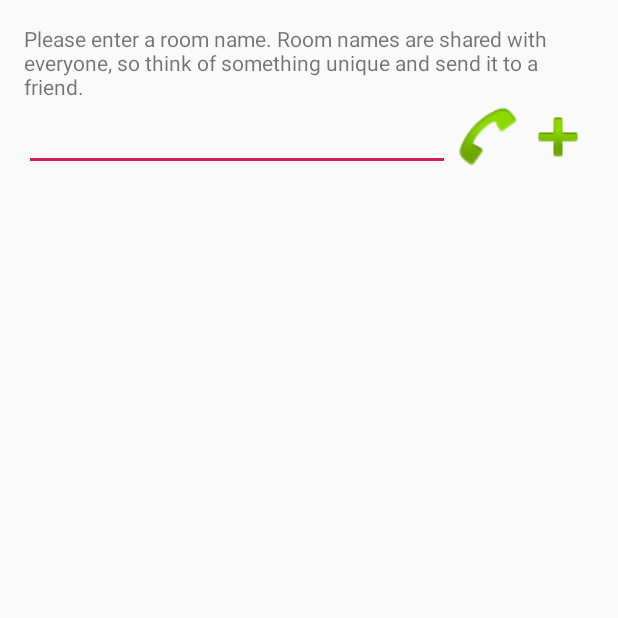
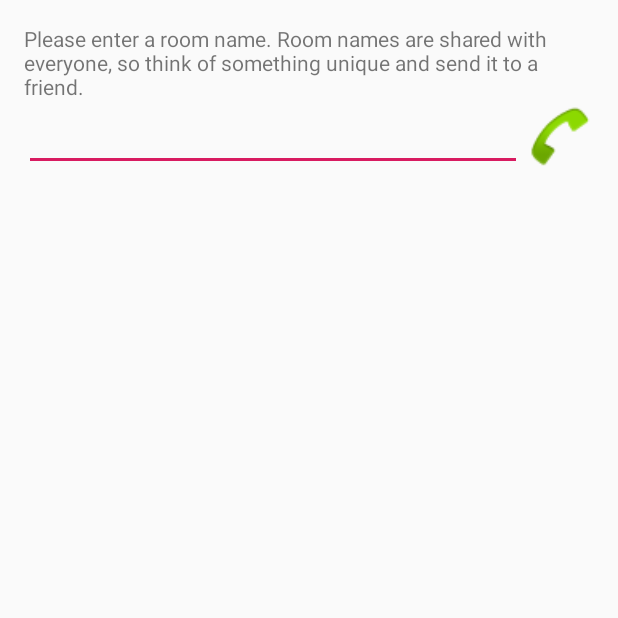
Before and after one commit to sinwoo1225/meetup, an Android app: the ConnectActivity screen opened directly, with no data from a screen before it, on a phone screen of 412 x 824 dp, the top half of it. Run offline under Robolectric (Android 15) with nearby library versions, the phone set to English and light mode, and no system bars; libraries missing offline, so code that uses them is left out: org.java_websocket.client, org.java_websocket.handshake; 1 statement that could not run was skipped.

Commit message:
app updating 200911

```diff
--- a/app/MeetingManager/app/src/main/java/com/example/meetingmanager/ConnectActivity.java
+++ b/app/MeetingManager/app/src/main/java/com/example/meetingmanager/ConnectActivity.java
@@ -60,7 +60,7 @@ public class ConnectActivity extends Activity {
     private static final int REMOVE_FAVORITE_INDEX = 0;
     private static boolean commandLineRun;
 
-    private ImageButton addFavoriteButton;
+    //private ImageButton addFavoriteButton;
     private EditText roomEditText;
     //private ListView roomListView;
     private SharedPreferences sharedPref;
@@ -76,10 +76,13 @@ public class ConnectActivity extends Activity {
     private ArrayList<String> roomList;
     private ArrayAdapter<String> adapter;
 
+    String name;
+    WebSocketConnect wsc = new WebSocketConnect(this, this);
+
     @Override
     public void onCreate(Bundle savedInstanceState) {
         super.onCreate(savedInstanceState);
-
+        Log.i("db", "I'm here!");
         // Get setting keys.
         PreferenceManager.setDefaultValues(this, R.xml.settingpref, false);
         sharedPref = PreferenceManager.getDefaultSharedPreferences(this);
@@ -95,29 +98,27 @@ public class ConnectActivity extends Activity {
 
         setContentView(R.layout.activity_connect);
 
+        Intent intent = getIntent();
+        name = intent.getExtras().getString("name");
+        Log.i("name : ", name);
+
         roomEditText = findViewById(R.id.room_edittext);
         roomEditText.setOnEditorActionListener(new TextView.OnEditorActionListener() {
             @Override
             public boolean onEditorAction(TextView textView, int i, KeyEvent keyEvent) {
                 if (i == EditorInfo.IME_ACTION_DONE) {
-                    addFavoriteButton.performClick();
+                    //addFavoriteButton.performClick();
                     return true;
                 }
                 return false;
             }
         });
         roomEditText.requestFocus();
-/*
-    roomListView = findViewById(R.id.room_listview);
-    roomListView.setEmptyView(findViewById(android.R.id.empty));
-    roomListView.setOnItemClickListener(roomListClickListener);
-    registerForContextMenu(roomListView);
 
- */
         ImageButton connectButton = findViewById(R.id.connect_button);
         connectButton.setOnClickListener(connectListener);
-        addFavoriteButton = findViewById(R.id.add_favorite_button);
-        addFavoriteButton.setOnClickListener(addFavoriteListener);
+        //addFavoriteButton = findViewById(R.id.add_favorite_button);
+        //addFavoriteButton.setOnClickListener(addFavoriteListener);
 
         requestPermissions();
     }
@@ -126,48 +127,6 @@ public class ConnectActivity extends Activity {
     public boolean onCreateOptionsMenu(Menu menu) {
         return true;
     }
-    /*
-      @Override
-      public void onCreateContextMenu(ContextMenu menu, View v, ContextMenu.ContextMenuInfo menuInfo) {
-        if (v.getId() == R.id.room_listview) {
-          AdapterView.AdapterContextMenuInfo info = (AdapterView.AdapterContextMenuInfo) menuInfo;
-          menu.setHeaderTitle(roomList.get(info.position));
-          String[] menuItems = getResources().getStringArray(R.array.roomListContextMenu);
-          for (int i = 0; i < menuItems.length; i++) {
-            menu.add(Menu.NONE, i, i, menuItems[i]);
-          }
-        } else {
-          super.onCreateContextMenu(menu, v, menuInfo);
-        }
-      }
-
-      @Override
-      public boolean onContextItemSelected(MenuItem item) {
-        if (item.getItemId() == REMOVE_FAVORITE_INDEX) {
-          AdapterView.AdapterContextMenuInfo info =
-              (AdapterView.AdapterContextMenuInfo) item.getMenuInfo();
-          roomList.remove(info.position);
-          adapter.notifyDataSetChanged();
-          return true;
-        }
-
-        return super.onContextItemSelected(item);
-      }
-    */
-    /*@Override
-    public boolean onOptionsItemSelected(MenuItem item) {
-        // Handle presses on the action bar items.
-        if (item.getItemId() == R.id.action_settings) {
-            Intent intent = new Intent(this, SettingsActivity.class);
-            startActivity(intent);
-            return true;
-        } else if (item.getItemId() == R.id.action_loopback) {
-            connectToRoom(null, false, true, false, 0);
-            return true;
-        } else {
-            return super.onOptionsItemSelected(item);
-        }
-    }*/
 
     @Override
     public void onPause() {
@@ -197,14 +156,6 @@ public class ConnectActivity extends Activity {
                 Log.e(TAG, "Failed to load room list: " + e.toString());
             }
         }
-    /*
-    adapter = new ArrayAdapter<>(this, android.R.layout.simple_list_item_1, roomList);
-    roomListView.setAdapter(adapter);
-    if (adapter.getCount() > 0) {
-      roomListView.requestFocus();
-      roomListView.setItemChecked(0, true);
-    }
-    */
     }
 
     @Override
@@ -361,11 +312,12 @@ public class ConnectActivity extends Activity {
                 return defaultValue;
             }
         }
-    }
+    }/*
     public void connectFromMain(String roomId, Context context){
-        PreferenceManager.setDefaultValues(this, R.xml.settingpref, false);
-        sharedPref = PreferenceManager.getDefaultSharedPreferences(this);
-        keyprefResolution = getString(R.string.pref_resolution_key);
+        Log.i("db", "I'm here2!");
+        PreferenceManager.setDefaultValues(context, R.xml.settingpref, false);
+        sharedPref = PreferenceManager.getDefaultSharedPreferences(context);
+        keyprefResolution = "resolution_preference";
         keyprefFps = getString(R.string.pref_fps_key);
         keyprefVideoBitrateType = getString(R.string.pref_maxvideobitrate_key);
         keyprefVideoBitrateValue = getString(R.string.pref_maxvideobitratevalue_key);
@@ -375,18 +327,18 @@ public class ConnectActivity extends Activity {
         keyprefRoom = getString(R.string.pref_room_key);
         keyprefRoomList = getString(R.string.pref_room_list_key);
         connectToRoom(roomId, false, false, false, 0);
-    }
+    }*/
     @SuppressWarnings("StringSplitter")
     private void connectToRoom(String roomId, boolean commandLineRun, boolean loopback,
                                boolean useValuesFromIntent, int runTimeMs) {
         ConnectActivity.commandLineRun = commandLineRun;
-
+        wsc.test(name, roomEditText.getText().toString());
         // roomId is random for loopback.
         if (loopback) {
             roomId = Integer.toString((new Random()).nextInt(100000000));
         }
         String roomUrl = sharedPref.getString(
-                keyprefRoomServerUrl, getString(R.string.pref_room_server_url_default));
+                null, "wss://d87f4426c2c4.ngrok.io");
 
         // Video call enabled flag.
         boolean videoCallEnabled = sharedPrefGetBoolean(R.string.pref_videocall_key,
@@ -566,6 +518,7 @@ public class ConnectActivity extends Activity {
         Log.d(TAG, "Connecting to room " + roomId + " at URL " + roomUrl);
         if (validateUrl(roomUrl)) {
             Uri uri = Uri.parse(roomUrl);
+            //Log.i("uri : ", roomUrl.toString());
             Intent intent = new Intent(this, CallActivity.class);
             intent.setData(uri);
             intent.putExtra(CallActivity.EXTRA_ROOMID, roomId);
@@ -668,7 +621,7 @@ public class ConnectActivity extends Activity {
                 }
             };
 
-    private final OnClickListener addFavoriteListener = new OnClickListener() {
+    /*private final OnClickListener addFavoriteListener = new OnClickListener() {
         @Override
         public void onClick(View view) {
             String newRoom = roomEditText.getText().toString();
@@ -677,7 +630,7 @@ public class ConnectActivity extends Activity {
                 adapter.notifyDataSetChanged();
             }
         }
-    };
+    };*/
 
     private final OnClickListener connectListener = new OnClickListener() {
         @Override
--- a/app/MeetingManager/app/src/main/java/com/example/meetingmanager/LoginActivity.java
+++ b/app/MeetingManager/app/src/main/java/com/example/meetingmanager/LoginActivity.java
@@ -29,8 +29,9 @@ public class LoginActivity extends Activity {
             @Override
             public void onClick(View view) {
                 if(id.getText().toString().length()>0) {
-                    wsc.login(id.getText().toString());
-                    Intent intent = new Intent(LoginActivity.this, MainActivity.class);
+                    //wsc.login(id.getText().toString());
+                    Intent intent = new Intent(LoginActivity.this, ConnectActivity.class);
+                    intent.putExtra("name", id.getText().toString());
                     startActivity(intent);
                 }
                 else
--- a/app/MeetingManager/app/src/main/java/com/example/meetingmanager/MainActivity.java
+++ b/app/MeetingManager/app/src/main/java/com/example/meetingmanager/MainActivity.java
@@ -33,7 +33,7 @@ public class MainActivity extends Activity{
 
     Button createRoom, joinRoom, setting;
     EditText roomID;
-
+    Context context = this;
     final String serverUri = "ws://videochat.paas-ta.org/ws";
 
     ConnectActivity ca = new ConnectActivity();
@@ -131,7 +131,7 @@ public class MainActivity extends Activity{
             public void onClick(View view) {
                 //Intent intent = new Intent(MainActivity.this, ConnectActivity.class);
                 //startActivity(intent);
-                ca.connectFromMain(roomID.getText().toString(), this);
+                //ca.connectFromMain(roomID.getText().toString(), context);
                 /*msg="JOIN";
                 connectWebSocket();*/
             }
--- a/app/MeetingManager/app/src/main/java/com/example/meetingmanager/WebSocketConnect.java
+++ b/app/MeetingManager/app/src/main/java/com/example/meetingmanager/WebSocketConnect.java
@@ -25,10 +25,10 @@ public class WebSocketConnect {
     Activity activity;
     Context context;
     ObjectMapper mapper = new ObjectMapper();
-    String jsonString, id, pass, email;
+    String jsonString, id, pass, email, roomNum;
     Map<String, Object> map = new HashMap<>();
     int type, check;
-    final String loginURI = "ws://a3c3a9704aff.ngrok.io/ws";
+    final String loginURI = "ws://d87f4426c2c4.ngrok.io/ws";
 
     WebSocketClient mWebSocketClient;
 
@@ -42,6 +42,13 @@ public class WebSocketConnect {
         connectWebSocket();
     }
 
+    public void test(String id, String roomNum){
+        this.id = id;
+        this.roomNum = roomNum;
+        Log.i("Websocket", "id : " + id + ", roomNum : " + roomNum);
+        connectWebSocket();
+    }
+
     private void connectWebSocket() { //웹소켓 연결
         URI uri;
         try {
@@ -49,6 +56,7 @@ public class WebSocketConnect {
         } catch (URISyntaxException e) {
             e.printStackTrace(); return;
         }
+        Log.i("Websocket", "hik");
 
         mWebSocketClient = new WebSocketClient(uri) {
             @Override
@@ -56,8 +64,10 @@ public class WebSocketConnect {
                 Log.i("Websocket", "Opened");
                 JSONObject json = new JSONObject();
                 try {
+                    json.put("event", "echo");
                     json.put("id", id);
-                    Log.d(TAG, "C->WSS: " + json.toString());
+                    json.put("roomNum", roomNum);
+                    Log.i("Websocket", "C->WSS: " + json.toString());
                     mWebSocketClient.send(json.toString());
                 } catch (JSONException e) {
                     e.printStackTrace(); return;
@@ -73,6 +83,7 @@ public class WebSocketConnect {
                             String rcv = message;
                             map = mapper.readValue(rcv, Map.class);
                             jsonString = mapper.writeValueAsString(map);
+                            Log.i("Websocket", jsonString);
                         }catch(IOException e) {
                             e.printStackTrace(); return;
                         }
--- a/app/MeetingManager/app/src/main/java/com/example/meetingmanager/WebSocketRTCClient.java
+++ b/app/MeetingManager/app/src/main/java/com/example/meetingmanager/WebSocketRTCClient.java
@@ -192,8 +192,8 @@ public class WebSocketRTCClient implements AppRTCClient, WebSocketChannelClient.
                     return;
                 }
                 JSONObject json = new JSONObject();
+                jsonPut(json, "event", "offer");
                 jsonPut(json, "sdp", sdp.description);
-                jsonPut(json, "type", "offer");
                 sendPostMessage(MessageType.MESSAGE, messageUrl, json.toString());
                 if (connectionParameters.loopback) {
                     // In loopback mode rename this offer to answer and route it back.
--- a/app/MeetingManager/app/src/main/res/layout/activity_connect.xml
+++ b/app/MeetingManager/app/src/main/res/layout/activity_connect.xml
@@ -40,12 +40,6 @@
             android:contentDescription="@string/connect_description"
             android:background="@android:drawable/sym_action_call" />
 
-        <ImageButton
-            android:id="@+id/add_favorite_button"
-            android:layout_width="48dp"
-            android:layout_height="48dp"
-            android:contentDescription="@string/add_favorite_description"
-            android:background="@android:drawable/ic_input_add" />
     </LinearLayout>
     <!--
         <TextView
--- a/app/MeetingManager/app/src/main/res/values/strings.xml
+++ b/app/MeetingManager/app/src/main/res/values/strings.xml
@@ -208,7 +208,7 @@
     <string name="pref_room_server_url_key">room_server_url_preference</string>
     <string name="pref_room_server_url_title">Room server URL.</string>
     <string name="pref_room_server_url_dlg">Enter a room server URL.</string>
-    <string name="pref_room_server_url_default" translatable="false">https://appr.tc</string>
+    <string name="pref_room_server_url_default" translatable="false">wss://d87f4426c2c4.ngrok.io</string>
 
     <string name="pref_displayhud_key">displayhud_preference</string>
     <string name="pref_displayhud_title">Display call statistics.</string>
```
